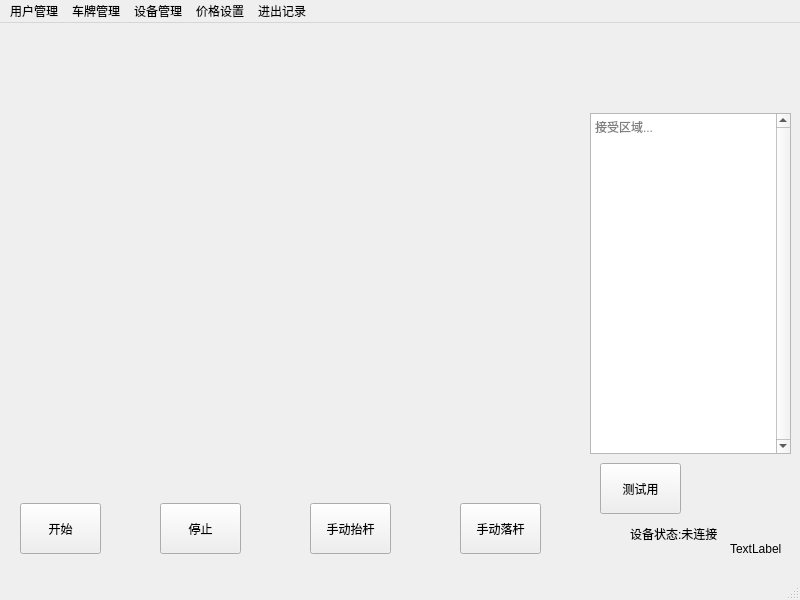
binbin6106/CarPlate, file Gui/MainForm.ui: the form before one commit.
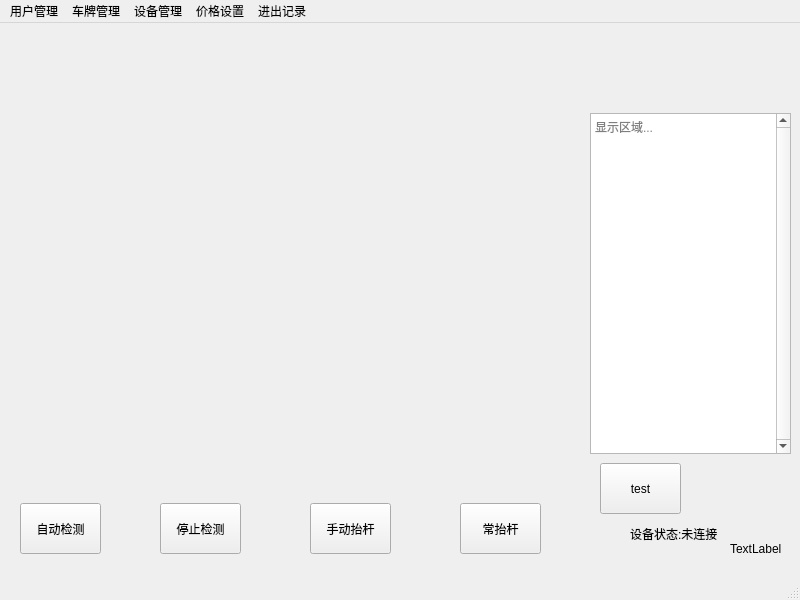
The form after the commit.

The edit to the form file:
```diff
--- a/Gui/MainForm.ui
+++ b/Gui/MainForm.ui
@@ -33,7 +33,7 @@
      <enum>Qt::ScrollBarAlwaysOn</enum>
     </property>
     <property name="placeholderText">
-     <string>接受区域...</string>
+     <string>显示区域...</string>
     </property>
    </widget>
    <widget class="QPushButton" name="pushButton">
@@ -46,7 +46,7 @@
      </rect>
     </property>
     <property name="text">
-     <string>开始</string>
+     <string>自动检测</string>
     </property>
    </widget>
    <widget class="QPushButton" name="pushButton_2">
@@ -59,7 +59,7 @@
      </rect>
     </property>
     <property name="text">
-     <string>停止</string>
+     <string>停止检测</string>
     </property>
    </widget>
    <widget class="QPushButton" name="pushButton_3">
@@ -76,6 +76,9 @@
     </property>
    </widget>
    <widget class="QPushButton" name="pushButton_4">
+    <property name="enabled">
+     <bool>true</bool>
+    </property>
     <property name="geometry">
      <rect>
       <x>460</x>
@@ -85,7 +88,7 @@
      </rect>
     </property>
     <property name="text">
-     <string>手动落杆</string>
+     <string>常抬杆</string>
     </property>
    </widget>
    <widget class="QLabel" name="label">
@@ -132,7 +135,7 @@
      </rect>
     </property>
     <property name="text">
-     <string>测试用</string>
+     <string>test</string>
     </property>
    </widget>
    <widget class="QLabel" name="label_3">
```
